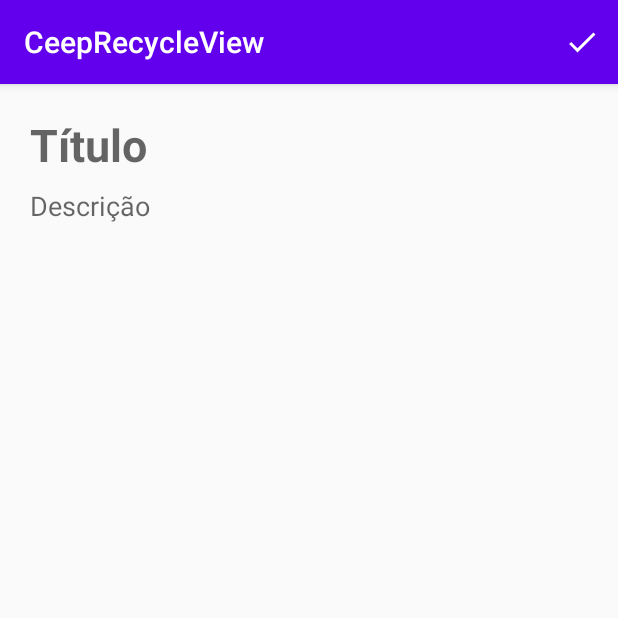
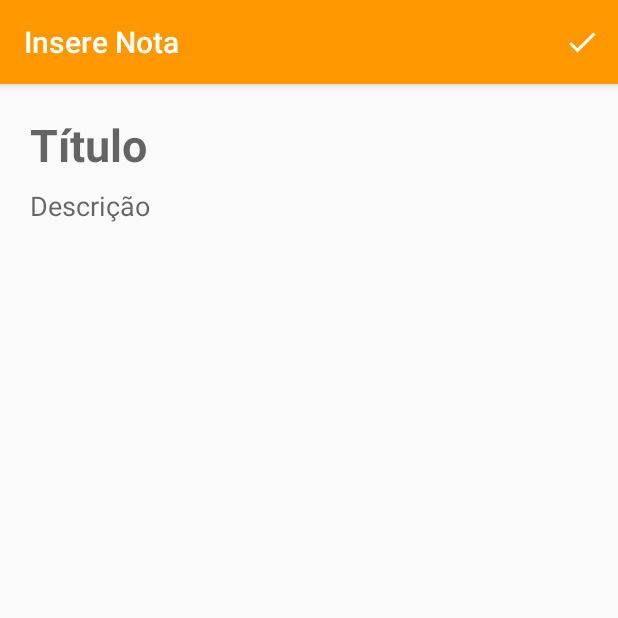
Before and after one commit to marcosvsSampaio/notasRecycleView, an Android app: the screen it shows after launch (FormularioNotaActivity), after a tap on "Inserir uma nota", on a phone screen of 412 x 824 dp, the top half of it. Run offline under Robolectric (Android 15) with nearby library versions, the phone set to English and light mode, and no system bars.

```diff
--- a/app/src/main/java/br/com/ceeprecycleview/dao/NotaDAO.java
+++ b/app/src/main/java/br/com/ceeprecycleview/dao/NotaDAO.java
@@ -2,6 +2,7 @@ package br.com.ceeprecycleview.dao;
 
 import java.util.ArrayList;
 import java.util.Arrays;
+import java.util.Collections;
 import java.util.List;
 
 import br.com.ceeprecycleview.model.Nota;
@@ -28,4 +29,8 @@ public class NotaDAO {
     public void removeTodos() {
         notas.clear();
     }
+
+    public void troca(int posicaoInicio, int posicaoFim) {
+        Collections.swap(notas, posicaoInicio, posicaoFim);
+    }
 }
--- a/app/src/main/java/br/com/ceeprecycleview/ui/activity/FormularioNotaActivity.java
+++ b/app/src/main/java/br/com/ceeprecycleview/ui/activity/FormularioNotaActivity.java
@@ -19,6 +19,8 @@ import static br.com.ceeprecycleview.ui.activity.NotaActivityConstantes.POSICAO_
 
 public class FormularioNotaActivity extends AppCompatActivity {
 
+    public static final String TITULO_APPBAR_INSERE = "Insere Nota";
+    public static final String TITULO_APPBAR_ALTERA = "Altera Nota";
     private EditText titulo;
     private EditText descricao;
     private int posicaoRecebida;
@@ -27,9 +29,11 @@ public class FormularioNotaActivity extends AppCompatActivity {
     protected void onCreate(Bundle savedInstanceState) {
         super.onCreate(savedInstanceState);
         setContentView(R.layout.activity_formulario_nota);
+        setTitle(TITULO_APPBAR_INSERE);
         inicializaCampos();
         Intent dadosRecebidos = getIntent();
         if (dadosRecebidos.hasExtra(CHAVE_NOTA)) {
+            setTitle(TITULO_APPBAR_ALTERA);
             Nota notaRecebida = (Nota) dadosRecebidos.getSerializableExtra(CHAVE_NOTA);
             posicaoRecebida = dadosRecebidos.getIntExtra(CHAVE_POSICAO, POSICAO_INVALIDA);
             preencheCampos(notaRecebida);
--- a/app/src/main/java/br/com/ceeprecycleview/ui/activity/ListaNotasActivity.java
+++ b/app/src/main/java/br/com/ceeprecycleview/ui/activity/ListaNotasActivity.java
@@ -31,7 +31,7 @@ import static br.com.ceeprecycleview.ui.activity.NotaActivityConstantes.RESQUEST
 public class ListaNotasActivity extends AppCompatActivity {
 
 
-    public static final String NOTAS = "Notas";
+    public static final String TITULO_APPBAR = "Notas";
     private ListaNotasAdapter adapter;
     private NotaDAO dao;
 
@@ -39,7 +39,7 @@ public class ListaNotasActivity extends AppCompatActivity {
     protected void onCreate(Bundle savedInstanceState) {
         super.onCreate(savedInstanceState);
         setContentView(R.layout.activity_lista_notas);
-        setTitle(NOTAS);
+        setTitle(TITULO_APPBAR);
         List<Nota> notas = getNotas();
         configuraRecyclerView(notas);
         configuraBotaoNovaNota();
@@ -47,9 +47,6 @@ public class ListaNotasActivity extends AppCompatActivity {
 
     private List<Nota> getNotas() {
         dao = new NotaDAO();
-        for (int i = 0; i < 10; i++) {
-            dao.insere(new Nota("Nota " + (i + 1), "Descricao " + (i + 1)));
-        }
         return dao.todos();
     }
 
@@ -68,8 +65,6 @@ public class ListaNotasActivity extends AppCompatActivity {
                 int posicaoRecebida = data.getIntExtra(CHAVE_POSICAO, POSICAO_INVALIDA);
                 if (posicaoValida(posicaoRecebida)) {
                     altera(notaRecebida, posicaoRecebida);
-                } else {
-                    Toast.makeText(this, "Ocorreu um problema na alteração de nota", Toast.LENGTH_SHORT).show();
                 }
             }
         }
@@ -86,7 +81,7 @@ public class ListaNotasActivity extends AppCompatActivity {
 
     private boolean resultadoAlteraNota(int requestCode, @Nullable Intent data) {
         return requestCodeAlteraNota(requestCode) &&
-                data.hasExtra(CHAVE_NOTA);
+                temNota(data);
     }
 
     private boolean requestCodeAlteraNota(int requestCode) {
@@ -100,7 +95,11 @@ public class ListaNotasActivity extends AppCompatActivity {
 
     private boolean resultadoNovaNota(int requestCode, @Nullable Intent data) {
         return requestCodeNovaNota(requestCode) &&
-                data.hasExtra(CHAVE_NOTA);
+                temNota(data);
+    }
+
+    private boolean temNota(@Nullable Intent data) {
+        return data != null && data.hasExtra(CHAVE_NOTA);
     }
 
     private boolean resultadoOk(int resultCode) {
@@ -129,7 +128,11 @@ public class ListaNotasActivity extends AppCompatActivity {
     private void configuraRecyclerView(List<Nota> notas) {
         RecyclerView listaNotas = findViewById(R.id.listaNotasRecycler);
         configuraAdapter(notas, listaNotas);
-        ItemTouchHelper itemTouchHelper = new ItemTouchHelper(new NotaItemTouchHelper());
+        configuraItemTouchHelper(listaNotas);
+    }
+
+    private void configuraItemTouchHelper(RecyclerView listaNotas) {
+        ItemTouchHelper itemTouchHelper = new ItemTouchHelper(new NotaItemTouchHelper(adapter));
         itemTouchHelper.attachToRecyclerView(listaNotas);
     }
 
--- a/app/src/main/res/values/colors.xml
+++ b/app/src/main/res/values/colors.xml
@@ -1,6 +1,6 @@
 <?xml version="1.0" encoding="utf-8"?>
 <resources>
-    <color name="colorPrimary">#6200EE</color>
-    <color name="colorPrimaryDark">#3700B3</color>
-    <color name="colorAccent">#03DAC5</color>
+    <color name="colorPrimary">#ff9800</color>
+    <color name="colorPrimaryDark">#c66900</color>
+    <color name="colorAccent">#000000</color>
 </resources>
```
Also changed, not shown: app/src/main/java/br/com/ceeprecycleview/ui/recyclerview/adapter/ListaNotasAdapter.java (+18 -7 lines), app/src/main/java/br/com/ceeprecycleview/ui/recyclerview/helper/callback/NotaItemTouchHelper.java (+29 -2 lines).
